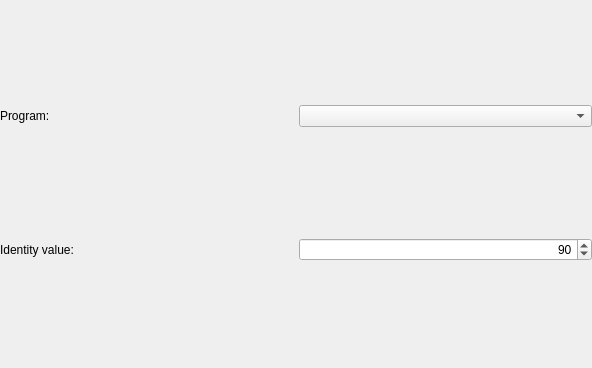
This is src/corelibs/U2View/src/ov_sequence/Das/ui/DasBlastSettingsWidget.ui in violethaze74/ugene as Qt 5 draws it before an edit. The edited form follows.
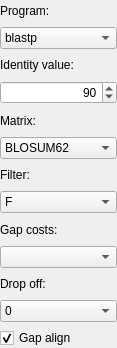
This is the edited form.

Commit message: DAS option panel widget: BLAST parameters were added.

```diff
--- a/src/corelibs/U2View/src/ov_sequence/Das/ui/DasBlastSettingsWidget.ui
+++ b/src/corelibs/U2View/src/ov_sequence/Das/ui/DasBlastSettingsWidget.ui
@@ -6,51 +6,249 @@
    <rect>
     <x>0</x>
     <y>0</y>
-    <width>592</width>
-    <height>368</height>
+    <width>117</width>
+    <height>348</height>
    </rect>
   </property>
+  <property name="sizePolicy">
+   <sizepolicy hsizetype="MinimumExpanding" vsizetype="Preferred">
+    <horstretch>0</horstretch>
+    <verstretch>0</verstretch>
+   </sizepolicy>
+  </property>
   <property name="windowTitle">
    <string>Form</string>
   </property>
-  <layout class="QGridLayout" name="gridLayout">
+  <layout class="QVBoxLayout" name="verticalLayout">
    <property name="margin">
     <number>0</number>
    </property>
-   <item row="2" column="2">
-    <widget class="QSpinBox" name="identitySpinBox">
-     <property name="alignment">
-      <set>Qt::AlignRight|Qt::AlignTrailing|Qt::AlignVCenter</set>
-     </property>
-     <property name="maximum">
-      <number>100</number>
-     </property>
-     <property name="value">
-      <number>90</number>
-     </property>
-    </widget>
-   </item>
-   <item row="2" column="1">
-    <widget class="QLabel" name="identityLabel">
-     <property name="text">
-      <string>Identity value:</string>
-     </property>
-    </widget>
-   </item>
-   <item row="1" column="1">
+   <item>
     <widget class="QLabel" name="programLabel">
      <property name="text">
       <string>Program:</string>
      </property>
     </widget>
    </item>
-   <item row="1" column="2">
-    <widget class="QComboBox" name="comboBox">
+   <item>
+    <widget class="QComboBox" name="programComboBox">
+     <property name="sizePolicy">
+      <sizepolicy hsizetype="MinimumExpanding" vsizetype="Fixed">
+       <horstretch>0</horstretch>
+       <verstretch>0</verstretch>
+      </sizepolicy>
+     </property>
      <property name="minimumSize">
       <size>
        <width>1</width>
        <height>0</height>
       </size>
+     </property>
+     <item>
+      <property name="text">
+       <string>blastp</string>
+      </property>
+     </item>
+     <item>
+      <property name="text">
+       <string>blastx</string>
+      </property>
+     </item>
+     <item>
+      <property name="text">
+       <string>blastn</string>
+      </property>
+     </item>
+     <item>
+      <property name="text">
+       <string>tblastx</string>
+      </property>
+     </item>
+     <item>
+      <property name="text">
+       <string>tblastn</string>
+      </property>
+     </item>
+    </widget>
+   </item>
+   <item>
+    <widget class="QLabel" name="identityLabel">
+     <property name="text">
+      <string>Identity value:</string>
+     </property>
+    </widget>
+   </item>
+   <item>
+    <widget class="QSpinBox" name="identitySpinBox">
+     <property name="sizePolicy">
+      <sizepolicy hsizetype="MinimumExpanding" vsizetype="Fixed">
+       <horstretch>0</horstretch>
+       <verstretch>0</verstretch>
+      </sizepolicy>
+     </property>
+     <property name="alignment">
+      <set>Qt::AlignRight|Qt::AlignTrailing|Qt::AlignVCenter</set>
+     </property>
+     <property name="maximum">
+      <number>100</number>
+     </property>
+     <property name="value">
+      <number>90</number>
+     </property>
+    </widget>
+   </item>
+   <item>
+    <widget class="QLabel" name="matrixLabel">
+     <property name="text">
+      <string>Matrix:</string>
+     </property>
+    </widget>
+   </item>
+   <item>
+    <widget class="QComboBox" name="matrixComboBox">
+     <property name="sizePolicy">
+      <sizepolicy hsizetype="MinimumExpanding" vsizetype="Fixed">
+       <horstretch>0</horstretch>
+       <verstretch>0</verstretch>
+      </sizepolicy>
+     </property>
+     <property name="currentIndex">
+      <number>1</number>
+     </property>
+     <property name="sizeAdjustPolicy">
+      <enum>QComboBox::AdjustToMinimumContentsLength</enum>
+     </property>
+     <item>
+      <property name="text">
+       <string>BLOSUM45</string>
+      </property>
+     </item>
+     <item>
+      <property name="text">
+       <string>BLOSUM62</string>
+      </property>
+     </item>
+     <item>
+      <property name="text">
+       <string>BLOSUM80</string>
+      </property>
+     </item>
+     <item>
+      <property name="text">
+       <string>PAM30</string>
+      </property>
+     </item>
+     <item>
+      <property name="text">
+       <string>PAM70</string>
+      </property>
+     </item>
+    </widget>
+   </item>
+   <item>
+    <widget class="QLabel" name="filterLabel">
+     <property name="text">
+      <string>Filter:</string>
+     </property>
+    </widget>
+   </item>
+   <item>
+    <widget class="QComboBox" name="filterComboBox">
+     <property name="sizePolicy">
+      <sizepolicy hsizetype="MinimumExpanding" vsizetype="Fixed">
+       <horstretch>0</horstretch>
+       <verstretch>0</verstretch>
+      </sizepolicy>
+     </property>
+     <item>
+      <property name="text">
+       <string>F</string>
+      </property>
+     </item>
+     <item>
+      <property name="text">
+       <string>T</string>
+      </property>
+     </item>
+    </widget>
+   </item>
+   <item>
+    <widget class="QLabel" name="gapCostsLabel">
+     <property name="text">
+      <string>Gap costs:</string>
+     </property>
+    </widget>
+   </item>
+   <item>
+    <widget class="QComboBox" name="gapCostsComboBox">
+     <property name="sizePolicy">
+      <sizepolicy hsizetype="MinimumExpanding" vsizetype="Fixed">
+       <horstretch>0</horstretch>
+       <verstretch>0</verstretch>
+      </sizepolicy>
+     </property>
+    </widget>
+   </item>
+   <item>
+    <widget class="QLabel" name="dropOffLabel">
+     <property name="text">
+      <string>Drop off:</string>
+     </property>
+    </widget>
+   </item>
+   <item>
+    <widget class="QComboBox" name="dropOffComboBox">
+     <property name="sizePolicy">
+      <sizepolicy hsizetype="MinimumExpanding" vsizetype="Fixed">
+       <horstretch>0</horstretch>
+       <verstretch>0</verstretch>
+      </sizepolicy>
+     </property>
+     <item>
+      <property name="text">
+       <string>0</string>
+      </property>
+     </item>
+     <item>
+      <property name="text">
+       <string>2</string>
+      </property>
+     </item>
+     <item>
+      <property name="text">
+       <string>4</string>
+      </property>
+     </item>
+     <item>
+      <property name="text">
+       <string>6</string>
+      </property>
+     </item>
+     <item>
+      <property name="text">
+       <string>8</string>
+      </property>
+     </item>
+     <item>
+      <property name="text">
+       <string>10</string>
+      </property>
+     </item>
+    </widget>
+   </item>
+   <item>
+    <widget class="QCheckBox" name="gapAlignCheckBox">
+     <property name="sizePolicy">
+      <sizepolicy hsizetype="MinimumExpanding" vsizetype="Fixed">
+       <horstretch>0</horstretch>
+       <verstretch>0</verstretch>
+      </sizepolicy>
+     </property>
+     <property name="text">
+      <string>Gap align</string>
+     </property>
+     <property name="checked">
+      <bool>true</bool>
      </property>
     </widget>
    </item>
```
The commit also changes 5 other files.
